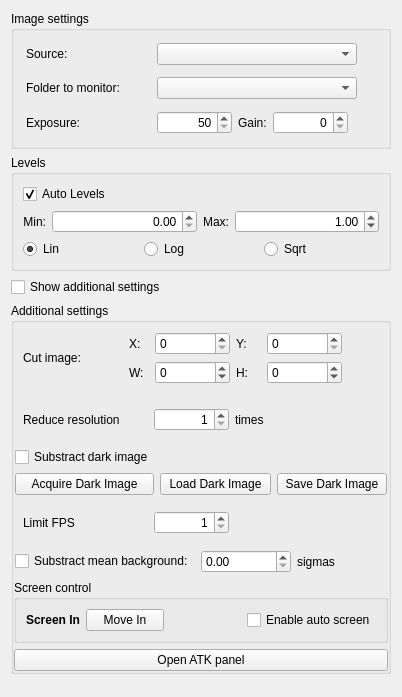
The window that src/ui/SettingsWidget.ui (yamedvedya/camera_viewer) describes before a commit, drawn with Qt 5.
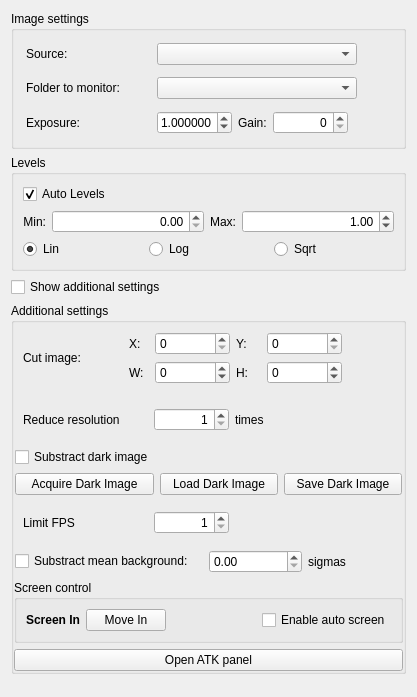
The same window after the commit.

```diff
--- a/src/ui/SettingsWidget.ui
+++ b/src/ui/SettingsWidget.ui
@@ -6,7 +6,7 @@
    <rect>
     <x>0</x>
     <y>0</y>
-    <width>402</width>
+    <width>417</width>
     <height>697</height>
    </rect>
   </property>
@@ -160,7 +160,7 @@
           </widget>
          </item>
          <item>
-          <widget class="QSpinBox" name="sb_exposure">
+          <widget class="QDoubleSpinBox" name="sb_exposure">
            <property name="minimumSize">
             <size>
              <width>75</width>
@@ -176,11 +176,14 @@
            <property name="alignment">
             <set>Qt::AlignRight|Qt::AlignTrailing|Qt::AlignVCenter</set>
            </property>
+           <property name="decimals">
+            <number>6</number>
+           </property>
            <property name="minimum">
-            <number>50</number>
+            <double>0.000001000000000</double>
            </property>
-           <property name="maximum">
-            <number>1000000</number>
+           <property name="value">
+            <double>1.000000000000000</double>
            </property>
           </widget>
          </item>
```
